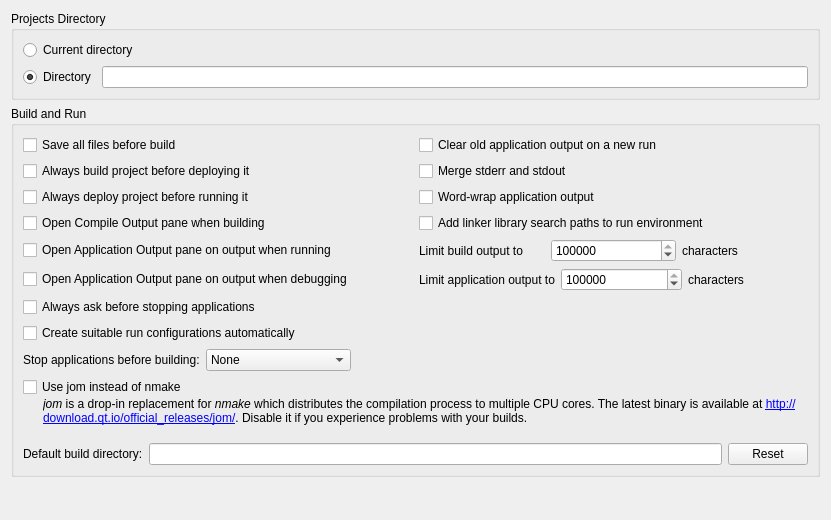
The window that src/plugins/projectexplorer/projectexplorersettingspage.ui (qt-creator/qt-creator) describes before a commit, drawn with Qt 5.
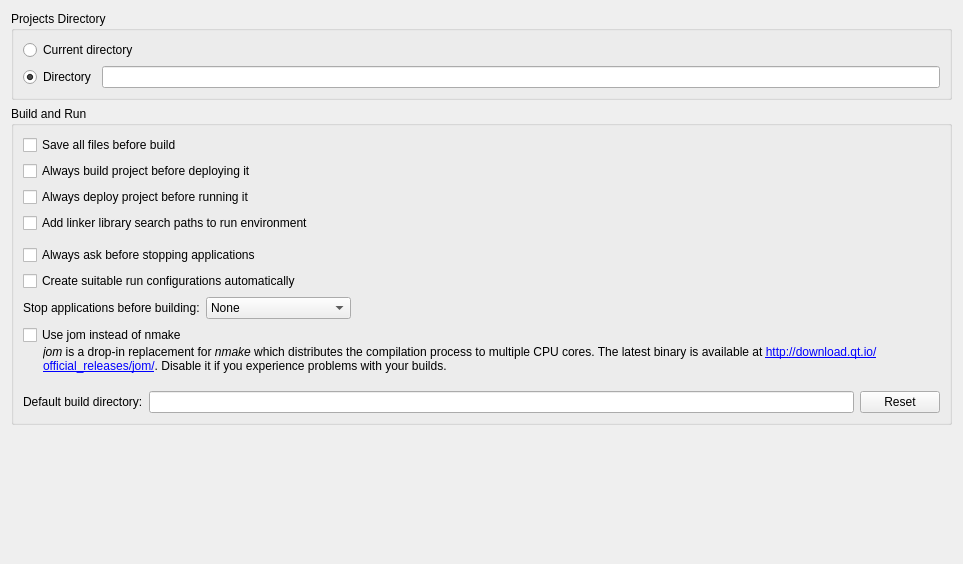
The same window after the commit. Custom widgets are drawn as their Qt base class.

Commit message:
ProjectExplorer: Introduce dedicated output settings pages
One page for application output, one for build output. The respective
settings are now easier to find, and the general Build & Run settings
page looks more tidy now. We will also be able to link directly to the
respective settings from some button in the output panes in the future.
As a side effect, this patch also introduces a dedicated "word-wrap
output" setting for the compile output pane. It used to share this
setting with the application output pane, which was not obvious and
might not be what the user wants.

```diff
--- a/src/plugins/projectexplorer/projectexplorersettingspage.ui
+++ b/src/plugins/projectexplorer/projectexplorersettingspage.ui
@@ -6,8 +6,8 @@
    <rect>
     <x>0</x>
     <y>0</y>
-    <width>831</width>
-    <height>520</height>
+    <width>963</width>
+    <height>564</height>
    </rect>
   </property>
   <layout class="QVBoxLayout" name="verticalLayout_2">
@@ -52,176 +52,7 @@
       <string>Build and Run</string>
      </property>
      <layout class="QGridLayout" name="gridLayout">
-      <item row="0" column="0">
-       <widget class="QCheckBox" name="saveAllFilesCheckBox">
-        <property name="text">
-         <string>Save all files before build</string>
-        </property>
-       </widget>
-      </item>
-      <item row="0" column="1">
-       <widget class="QCheckBox" name="cleanOldAppOutputCheckBox">
-        <property name="text">
-         <string>Clear old application output on a new run</string>
-        </property>
-       </widget>
-      </item>
-      <item row="1" column="0">
-       <widget class="QCheckBox" name="buildProjectBeforeDeployCheckBox">
-        <property name="text">
-         <string>Always build project before deploying it</string>
-        </property>
-       </widget>
-      </item>
-      <item row="1" column="1">
-       <widget class="QCheckBox" name="mergeStdErrAndStdOutCheckBox">
-        <property name="toolTip">
-         <string>Enabling this option ensures that the order of interleaved messages from stdout and stderr is preserved, at the cost of disabling highlighting of stderr.</string>
-        </property>
-        <property name="text">
-         <string>Merge stderr and stdout</string>
-        </property>
-       </widget>
-      </item>
-      <item row="2" column="0">
-       <widget class="QCheckBox" name="deployProjectBeforeRunCheckBox">
-        <property name="text">
-         <string>Always deploy project before running it</string>
-        </property>
-       </widget>
-      </item>
-      <item row="2" column="1">
-       <widget class="QCheckBox" name="wrapAppOutputCheckBox">
-        <property name="text">
-         <string>Word-wrap application output</string>
-        </property>
-       </widget>
-      </item>
-      <item row="3" column="1">
-       <widget class="QCheckBox" name="addLibraryPathsToRunEnvCheckBox">
-        <property name="text">
-         <string>Add linker library search paths to run environment</string>
-        </property>
-       </widget>
-      </item>
-      <item row="3" column="0">
-       <widget class="QCheckBox" name="showCompileOutputCheckBox">
-        <property name="text">
-         <string>Open Compile Output pane when building</string>
-        </property>
-       </widget>
-      </item>
-      <item row="4" column="1">
-       <widget class="QWidget" name="widget" native="true">
-        <layout class="QHBoxLayout" name="horizontalLayout">
-         <property name="leftMargin">
-          <number>0</number>
-         </property>
-         <property name="topMargin">
-          <number>0</number>
-         </property>
-         <property name="rightMargin">
-          <number>0</number>
-         </property>
-         <property name="bottomMargin">
-          <number>0</number>
-         </property>
-         <item>
-          <widget class="QLabel" name="limitBuildOutputLabel">
-           <property name="text">
-            <string>Limit build output to</string>
-           </property>
-          </widget>
-         </item>
-         <item>
-          <widget class="QSpinBox" name="maxBuildOutputBox">
-           <property name="minimum">
-            <number>5000</number>
-           </property>
-           <property name="maximum">
-            <number>100000000</number>
-           </property>
-           <property name="singleStep">
-            <number>5000</number>
-           </property>
-           <property name="value">
-            <number>10000000</number>
-           </property>
-          </widget>
-         </item>
-         <item>
-          <widget class="QLabel" name="limitBuildOutputLabel_2">
-           <property name="text">
-            <string>characters</string>
-           </property>
-          </widget>
-         </item>
-        </layout>
-       </widget>
-      </item>
-      <item row="4" column="0">
-       <widget class="QCheckBox" name="showRunOutputCheckBox">
-        <property name="text">
-         <string>Open Application Output pane on output when running</string>
-        </property>
-       </widget>
-      </item>
-      <item row="5" column="1">
-       <widget class="QWidget" name="widget_1" native="true">
-        <layout class="QHBoxLayout" name="horizontalLayout_5">
-         <property name="leftMargin">
-          <number>0</number>
-         </property>
-         <property name="topMargin">
-          <number>0</number>
-         </property>
-         <property name="rightMargin">
-          <number>0</number>
-         </property>
-         <property name="bottomMargin">
-          <number>0</number>
-         </property>
-         <item>
-          <widget class="QLabel" name="label">
-           <property name="text">
-            <string>Limit application output to</string>
-           </property>
-          </widget>
-         </item>
-         <item>
-          <widget class="QSpinBox" name="maxAppOutputBox">
-           <property name="minimum">
-            <number>5000</number>
-           </property>
-           <property name="maximum">
-            <number>100000000</number>
-           </property>
-           <property name="singleStep">
-            <number>5000</number>
-           </property>
-           <property name="value">
-            <number>10000000</number>
-           </property>
-          </widget>
-         </item>
-         <item>
-          <widget class="QLabel" name="label_2">
-           <property name="text">
-            <string>characters</string>
-           </property>
-          </widget>
-         </item>
-        </layout>
-       </widget>
-      </item>
       <item row="5" column="0">
-       <widget class="QCheckBox" name="showDebugOutputCheckBox">
-        <property name="text">
-         <string>Open Application Output pane on output when debugging</string>
-        </property>
-       </widget>
-      </item>
-      <item row="6" column="0">
        <widget class="QCheckBox" name="promptToStopRunControlCheckBox">
         <property name="toolTip">
          <string>Asks before terminating the running application in response to clicking the stop button in Application Output.</string>
@@ -231,17 +62,40 @@
         </property>
        </widget>
       </item>
-      <item row="7" column="0">
-       <widget class="QCheckBox" name="automaticallyCreateRunConfiguration">
-        <property name="toolTip">
-         <string>Creates suitable run configurations automatically when setting up a new kit.</string>
-        </property>
-        <property name="text">
-         <string>Create suitable run configurations automatically</string>
-        </property>
-       </widget>
-      </item>
       <item row="8" column="0" colspan="2">
+       <layout class="QVBoxLayout" name="verticalLayout">
+        <property name="spacing">
+         <number>0</number>
+        </property>
+        <item>
+         <widget class="QCheckBox" name="jomCheckbox">
+          <property name="whatsThis">
+           <string/>
+          </property>
+          <property name="text">
+           <string>Use jom instead of nmake</string>
+          </property>
+         </widget>
+        </item>
+        <item>
+         <widget class="QLabel" name="jomLabel">
+          <property name="text">
+           <string>&lt;i&gt;jom&lt;/i&gt; is a drop-in replacement for &lt;i&gt;nmake&lt;/i&gt; which distributes the compilation process to multiple CPU cores. The latest binary is available at &lt;a href=&quot;http://download.qt.io/official_releases/jom/&quot;&gt;http://download.qt.io/official_releases/jom/&lt;/a&gt;. Disable it if you experience problems with your builds.</string>
+          </property>
+          <property name="wordWrap">
+           <bool>true</bool>
+          </property>
+          <property name="indent">
+           <number>20</number>
+          </property>
+          <property name="openExternalLinks">
+           <bool>true</bool>
+          </property>
+         </widget>
+        </item>
+       </layout>
+      </item>
+      <item row="7" column="0" colspan="2">
        <layout class="QHBoxLayout" name="horizontalLayout_4">
         <item>
          <widget class="QLabel" name="labelStopBeforeBuild">
@@ -289,40 +143,24 @@
         </item>
        </layout>
       </item>
+      <item row="3" column="0">
+       <widget class="QCheckBox" name="addLibraryPathsToRunEnvCheckBox">
+        <property name="text">
+         <string>Add linker library search paths to run environment</string>
+        </property>
+       </widget>
+      </item>
+      <item row="6" column="0">
+       <widget class="QCheckBox" name="automaticallyCreateRunConfiguration">
+        <property name="toolTip">
+         <string>Creates suitable run configurations automatically when setting up a new kit.</string>
+        </property>
+        <property name="text">
+         <string>Create suitable run configurations automatically</string>
+        </property>
+       </widget>
+      </item>
       <item row="9" column="0" colspan="2">
-       <layout class="QVBoxLayout" name="verticalLayout">
-        <property name="spacing">
-         <number>0</number>
-        </property>
-        <item>
-         <widget class="QCheckBox" name="jomCheckbox">
-          <property name="whatsThis">
-           <string/>
-          </property>
-          <property name="text">
-           <string>Use jom instead of nmake</string>
-          </property>
-         </widget>
-        </item>
-        <item>
-         <widget class="QLabel" name="jomLabel">
-          <property name="text">
-           <string>&lt;i&gt;jom&lt;/i&gt; is a drop-in replacement for &lt;i&gt;nmake&lt;/i&gt; which distributes the compilation process to multiple CPU cores. The latest binary is available at &lt;a href=&quot;http://download.qt.io/official_releases/jom/&quot;&gt;http://download.qt.io/official_releases/jom/&lt;/a&gt;. Disable it if you experience problems with your builds.</string>
-          </property>
-          <property name="wordWrap">
-           <bool>true</bool>
-          </property>
-          <property name="indent">
-           <number>20</number>
-          </property>
-          <property name="openExternalLinks">
-           <bool>true</bool>
-          </property>
-         </widget>
-        </item>
-       </layout>
-      </item>
-      <item row="10" column="0" colspan="2">
        <layout class="QHBoxLayout" name="horizontalLayout_2">
         <property name="topMargin">
          <number>12</number>
@@ -346,6 +184,45 @@
         </item>
        </layout>
       </item>
+      <item row="1" column="0">
+       <widget class="QCheckBox" name="buildProjectBeforeDeployCheckBox">
+        <property name="text">
+         <string>Always build project before deploying it</string>
+        </property>
+       </widget>
+      </item>
+      <item row="0" column="0">
+       <widget class="QCheckBox" name="saveAllFilesCheckBox">
+        <property name="text">
+         <string>Save all files before build</string>
+        </property>
+       </widget>
+      </item>
+      <item row="4" column="1">
+       <widget class="QWidget" name="widget_1" native="true">
+        <layout class="QHBoxLayout" name="horizontalLayout_5">
+         <property name="leftMargin">
+          <number>0</number>
+         </property>
+         <property name="topMargin">
+          <number>0</number>
+         </property>
+         <property name="rightMargin">
+          <number>0</number>
+         </property>
+         <property name="bottomMargin">
+          <number>0</number>
+         </property>
+        </layout>
+       </widget>
+      </item>
+      <item row="2" column="0">
+       <widget class="QCheckBox" name="deployProjectBeforeRunCheckBox">
+        <property name="text">
+         <string>Always deploy project before running it</string>
+        </property>
+       </widget>
+      </item>
      </layout>
      <zorder>saveAllFilesCheckBox</zorder>
      <zorder>buildProjectBeforeDeployCheckBox</zorder>
```
Left out of the diff: 10 changed lines with no effect on the pictures. The commit also changes 12 other files.
